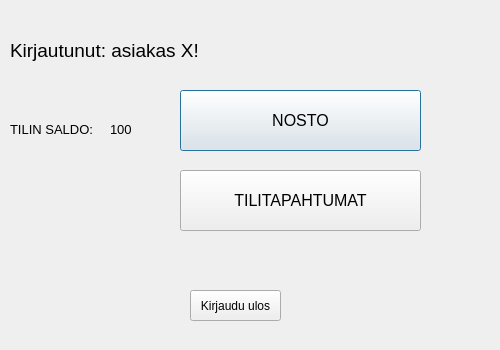
The window that Pankkimaatti/kayttoliittyma.ui (vsuusi/BankSimul) describes before a commit, drawn with Qt 5.
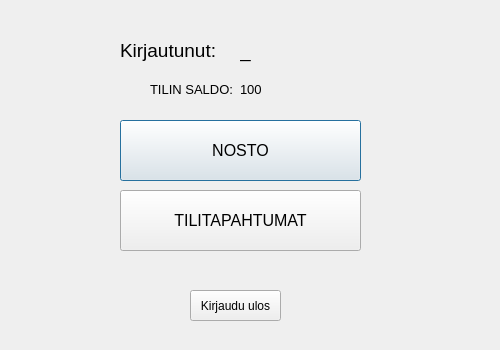
The same window after the commit.

What changed in the file:
```diff
--- a/Pankkimaatti/kayttoliittyma.ui
+++ b/Pankkimaatti/kayttoliittyma.ui
@@ -16,8 +16,8 @@
   <widget class="QPushButton" name="btn_nostaRahaa">
    <property name="geometry">
     <rect>
-     <x>180</x>
-     <y>90</y>
+     <x>120</x>
+     <y>120</y>
      <width>241</width>
      <height>61</height>
     </rect>
@@ -34,9 +34,9 @@
   <widget class="QLabel" name="label_heiAsiakas">
    <property name="geometry">
     <rect>
-     <x>10</x>
+     <x>120</x>
      <y>30</y>
-     <width>221</width>
+     <width>121</width>
      <height>41</height>
     </rect>
    </property>
@@ -46,14 +46,14 @@
     </font>
    </property>
    <property name="text">
-    <string>Kirjautunut: asiakas X!</string>
+    <string>Kirjautunut:</string>
    </property>
   </widget>
   <widget class="QPushButton" name="btn_tilitapahtumat">
    <property name="geometry">
     <rect>
-     <x>180</x>
-     <y>170</y>
+     <x>120</x>
+     <y>190</y>
      <width>241</width>
      <height>61</height>
     </rect>
@@ -83,8 +83,8 @@
   <widget class="QLabel" name="label">
    <property name="geometry">
     <rect>
-     <x>10</x>
-     <y>90</y>
+     <x>150</x>
+     <y>50</y>
      <width>101</width>
      <height>78</height>
     </rect>
@@ -101,8 +101,8 @@
   <widget class="QLabel" name="label_tilinSaldo">
    <property name="geometry">
     <rect>
-     <x>110</x>
-     <y>90</y>
+     <x>240</x>
+     <y>50</y>
      <width>61</width>
      <height>78</height>
     </rect>
@@ -116,6 +116,31 @@
     <string>100</string>
    </property>
   </widget>
+  <widget class="QLabel" name="label_asiakasNimi">
+   <property name="geometry">
+    <rect>
+     <x>240</x>
+     <y>30</y>
+     <width>221</width>
+     <height>41</height>
+    </rect>
+   </property>
+   <property name="font">
+    <font>
+     <pointsize>14</pointsize>
+    </font>
+   </property>
+   <property name="text">
+    <string>_</string>
+   </property>
+  </widget>
+  <zorder>label_asiakasNimi</zorder>
+  <zorder>btn_nostaRahaa</zorder>
+  <zorder>label_turha</zorder>
+  <zorder>btn_tilitapahtumat</zorder>
+  <zorder>btn_kirjauduUlos</zorder>
+  <zorder>label</zorder>
+  <zorder>label_tilinSaldo</zorder>
  </widget>
  <resources/>
  <connections/>
```
Left out of the diff: 2 changed lines with no effect on the pictures.
